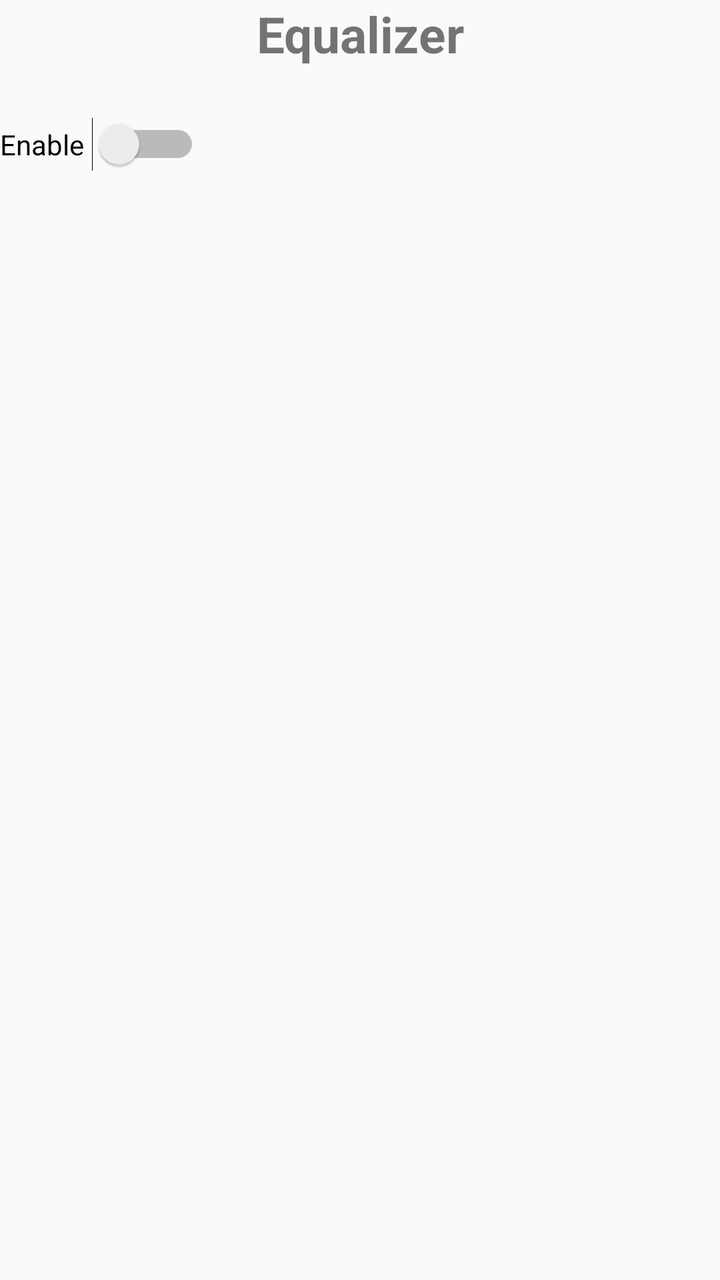
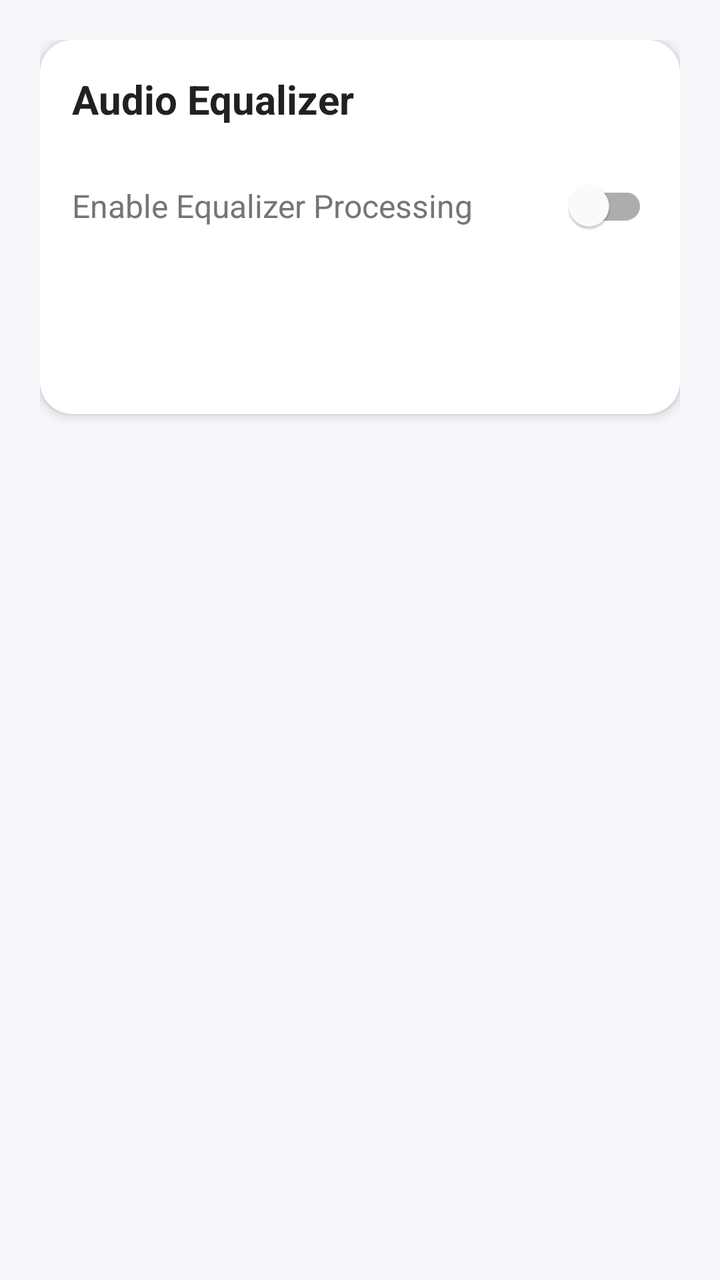

The first picture is an Android layout as it rendered before a commit; the second is the same layout after the commit. The layout source and the unified diff follow.
<!-- AndroidManifest.xml: application theme AppTheme -->
<!-- res/layout/equalizer_fragment.xml -->
<?xml version="1.0" encoding="utf-8"?>
<LinearLayout xmlns:android="http://schemas.android.com/apk/res/android"
    android:layout_width="match_parent"
    android:layout_height="match_parent"
    android:orientation="vertical">
    <TextView
        android:layout_width="match_parent"
        android:layout_height="wrap_content"
        android:gravity="center_horizontal"
        android:text="Equalizer"
        android:textSize="25dp"
        android:layout_marginBottom="25dp"
        android:textStyle="bold"/>
    <Switch android:id="@+id/switchEnable"
        android:layout_width="100dp"
        android:layout_height="wrap_content"
        android:text="Enable"
        android:layout_marginBottom="15dp"/>
    <LinearLayout android:id="@+id/equalizerLayout"
        android:visibility="gone"
        android:layout_width="match_parent"
        android:layout_height="wrap_content"
        android:orientation="vertical">
        <Spinner android:id="@+id/spinnerPresets"
            android:layout_width="wrap_content"
            android:layout_height="wrap_content"
            android:layout_marginBottom="15dp">
        </Spinner>
    </LinearLayout>
</LinearLayout>
<!-- resources referenced by this layout -->
<resources>
  <style name="AppTheme" parent="Base.Theme.AppCompat.Light.DarkActionBar">
          
          <item name="colorPrimary">@color/colorPrimary</item>
          <item name="colorPrimaryDark">@color/colorPrimaryDark</item>
          <item name="colorAccent">@color/colorAccent</item>
      </style>
  <color name="colorPrimary">#3F51B5</color>
  <color name="colorPrimaryDark">#303F9F</color>
  <color name="colorAccent">#FF4081</color>
</resources>

<!-- the commit's change to res/layout/equalizer_fragment.xml (unified diff, before → after) -->
@@ -1,30 +1,66 @@
 <?xml version="1.0" encoding="utf-8"?>
-<LinearLayout xmlns:android="http://schemas.android.com/apk/res/android"
+<ScrollView xmlns:android="http://schemas.android.com/apk/res/android"
+    xmlns:app="http://schemas.android.com/apk/res-auto"
     android:layout_width="match_parent"
     android:layout_height="match_parent"
-    android:orientation="vertical">
-    <TextView
+    android:fillViewport="true"
+    android:background="@color/background">
+
+    <LinearLayout
         android:layout_width="match_parent"
         android:layout_height="wrap_content"
-        android:gravity="center_horizontal"
-        android:text="Equalizer"
-        android:textSize="25dp"
-        android:layout_marginBottom="25dp"
-        android:textStyle="bold"/>
-    <Switch android:id="@+id/switchEnable"
-        android:layout_width="100dp"
-        android:layout_height="wrap_content"
-        android:text="Enable"
-        android:layout_marginBottom="15dp"/>
-    <LinearLayout android:id="@+id/equalizerLayout"
-        android:visibility="gone"
-        android:layout_width="match_parent"
-        android:layout_height="wrap_content"
-        android:orientation="vertical">
-        <Spinner android:id="@+id/spinnerPresets"
-            android:layout_width="wrap_content"
+        android:orientation="vertical"
+        android:padding="20dp">
+
+        
+        <com.google.android.material.card.MaterialCardView
+            android:layout_width="match_parent"
             android:layout_height="wrap_content"
-            android:layout_marginBottom="15dp">
-        </Spinner>
+            app:cardCornerRadius="16dp"
+            app:cardElevation="3dp"
+            app:cardBackgroundColor="@color/cardBackground"
+            android:layout_marginBottom="20dp">
+
+            <LinearLayout
+                android:layout_width="match_parent"
+                android:layout_height="wrap_content"
+                android:orientation="vertical"
+                android:padding="16dp">
+
+                <TextView
+                    android:layout_width="wrap_content"
+                    android:layout_height="wrap_content"
+                    android:text="Audio Equalizer"
+                    android:textColor="@color/textPrimary"
+                    android:textSize="20sp"
+                    android:textStyle="bold"
+                    android:layout_marginBottom="16dp"/>
+
+                <com.google.android.material.switchmaterial.SwitchMaterial
+                    android:id="@+id/switchEnable"
+                    android:layout_width="match_parent"
+                    android:layout_height="wrap_content"
+                    android:text="Enable Equalizer Processing"
+                    android:textColor="@color/textSecondary"
+                    android:textSize="16sp"
+                    android:textStyle="normal"
+                    android:layout_marginBottom="12dp" />
+
+                <Spinner
+                    android:id="@+id/spinnerPresets"
+                    android:layout_width="match_parent"
+                    android:layout_height="48dp"
+                    android:background="?android:attr/activatedBackgroundIndicator"
+                    android:layout_marginTop="4dp" />
+            </LinearLayout>
+        </com.google.android.material.card.MaterialCardView>
+
+        
+        <LinearLayout
+            android:id="@+id/equalizerLayout"
+            android:visibility="gone"
+            android:layout_width="match_parent"
+            android:layout_height="wrap_content"
+            android:orientation="vertical" />
     </LinearLayout>
-</LinearLayout>
+</ScrollView>
<!-- resource entries referenced after the edit -->
@@ -1,13 +1,18 @@
 <!-- resources referenced by this layout -->
 <resources>
-  <style name="AppTheme" parent="Base.Theme.AppCompat.Light.DarkActionBar">
+  <color name="background">#F5F7FA</color>
+  <color name="cardBackground">#FFFFFF</color>
+  <color name="textPrimary">#212121</color>
+  <color name="textSecondary">#757575</color>
+  <style name="AppTheme" parent="Theme.MaterialComponents.Light.DarkActionBar">
           
           <item name="colorPrimary">@color/colorPrimary</item>
           <item name="colorPrimaryDark">@color/colorPrimaryDark</item>
           <item name="colorAccent">@color/colorAccent</item>
+          <item name="android:windowBackground">@color/background</item>
       </style>
-  <color name="colorPrimary">#3F51B5</color>
-  <color name="colorPrimaryDark">#303F9F</color>
-  <color name="colorAccent">#FF4081</color>
+  <color name="colorPrimary">#00796B</color>
+  <color name="colorPrimaryDark">#004D40</color>
+  <color name="colorAccent">#00B0FF</color>
 </resources>
 
